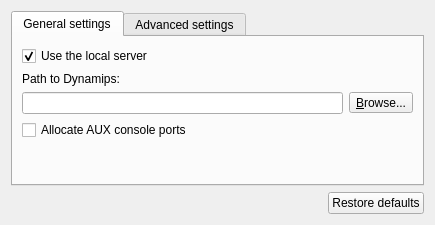
GNS3/gns3-gui, file gns3/modules/dynamips/ui/dynamips_preferences_page.ui: the form before one commit.
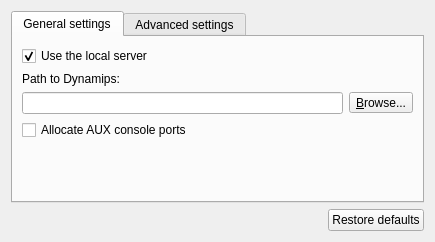
The form after the commit.

Commit message: Set minimum sizes for spacers in preferences dialog.

What changed in the file:
```diff
--- a/gns3/modules/dynamips/ui/dynamips_preferences_page.ui
+++ b/gns3/modules/dynamips/ui/dynamips_preferences_page.ui
@@ -7,7 +7,7 @@
     <x>0</x>
     <y>0</y>
     <width>435</width>
-    <height>225</height>
+    <height>242</height>
    </rect>
   </property>
   <property name="windowTitle">
@@ -79,8 +79,8 @@
          </property>
          <property name="sizeHint" stdset="0">
           <size>
-           <width>390</width>
-           <height>193</height>
+           <width>20</width>
+           <height>5</height>
           </size>
          </property>
         </spacer>
```
Left out of the diff: 4 changed lines with no effect on the pictures. The commit also changes 22 other files.
